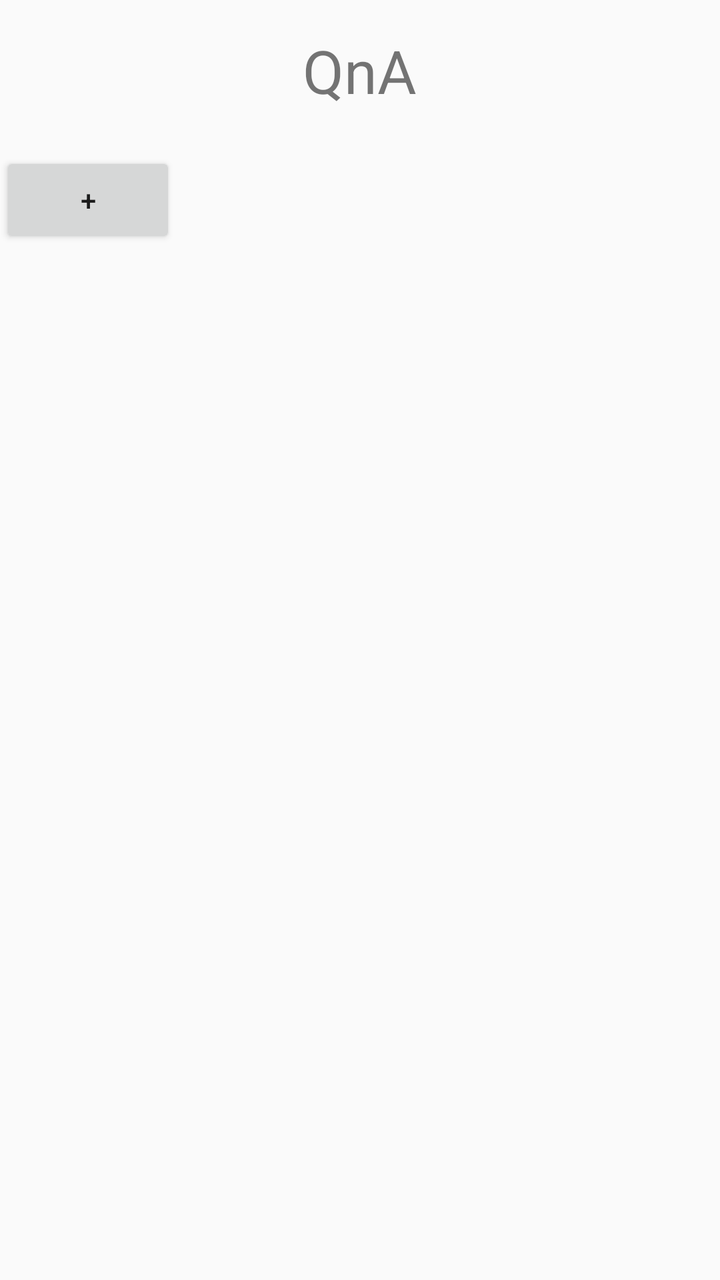
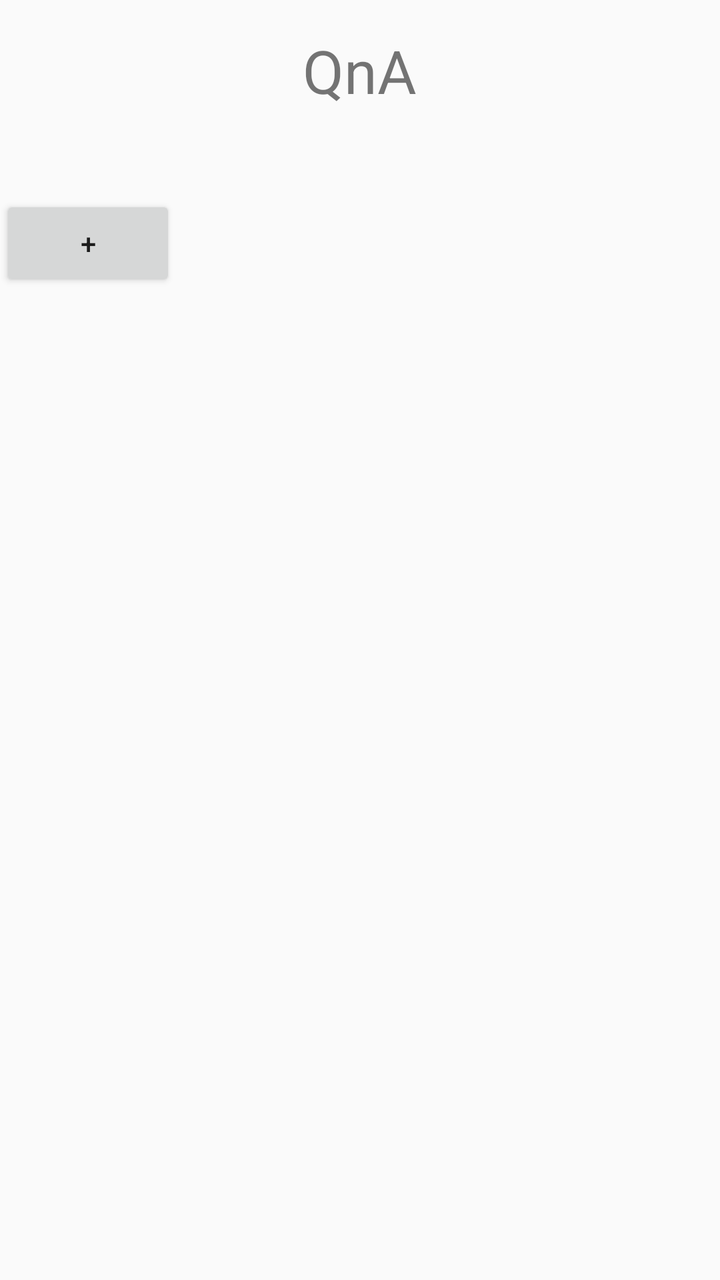

Before-and-after screenshots of an Android layout around one commit, followed by the original layout XML and the change that was made.
<!-- AndroidManifest.xml: application theme Theme.AppCompat.Light.DarkActionBar -->
<!-- res/layout/activity_qna_list.xml -->
<?xml version="1.0" encoding="utf-8"?>
<LinearLayout xmlns:android="http://schemas.android.com/apk/res/android"
    android:layout_width="match_parent"
    android:layout_height="match_parent"
    android:orientation="vertical">

    <TextView
        android:layout_width="wrap_content"
        android:layout_height="wrap_content"
        android:layout_gravity="center"
        android:text="QnA"
        android:layout_weight="3"
        android:textSize="30dp"
        android:layout_margin="15dp"/>

    <LinearLayout
        android:layout_width="match_parent"
        android:layout_height="wrap_content"
        android:orientation="horizontal"
        android:layout_weight="1">

        <Button
            android:layout_width="wrap_content"
            android:layout_height="wrap_content"
            android:layout_gravity="right"
            android:text="+"/>


    </LinearLayout>

    <LinearLayout
        android:layout_width="match_parent"
        android:layout_height="500dp"
        android:layout_weight="7"
        android:orientation="vertical">

        <ListView
            android:layout_width="match_parent"
            android:layout_height="wrap_content" />
    </LinearLayout>

</LinearLayout>
<!-- resources referenced by this layout -->
<resources>

</resources>

<!-- the commit's change to res/layout/activity_qna_list.xml (unified diff, before → after) -->
@@ -6,16 +6,16 @@
 
     <TextView
         android:layout_width="wrap_content"
-        android:layout_height="wrap_content"
+        android:layout_height="0dp"
         android:layout_gravity="center"
         android:text="QnA"
-        android:layout_weight="3"
+        android:layout_weight="1"
         android:textSize="30dp"
         android:layout_margin="15dp"/>
 
     <LinearLayout
         android:layout_width="match_parent"
-        android:layout_height="wrap_content"
+        android:layout_height="0dp"
         android:orientation="horizontal"
         android:layout_weight="1">
 
@@ -30,7 +30,7 @@
 
     <LinearLayout
         android:layout_width="match_parent"
-        android:layout_height="500dp"
+        android:layout_height="0dp"
         android:layout_weight="7"
         android:orientation="vertical">
 
